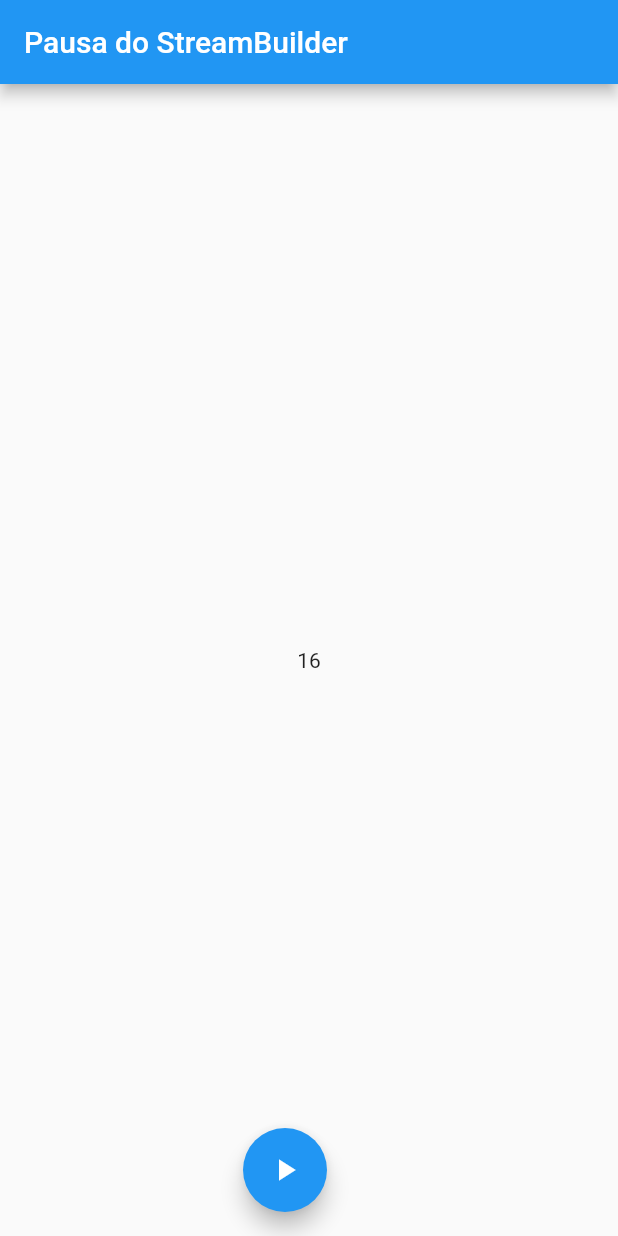
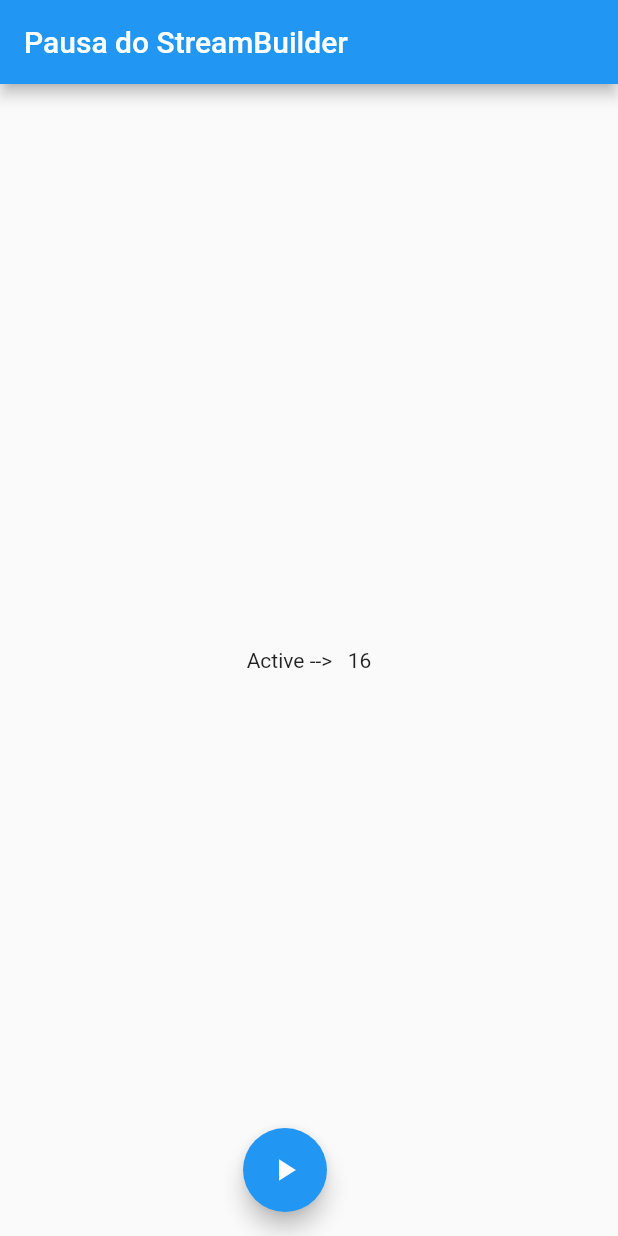
Before and after one commit to gussXX/Flutter_28082023_Estudos_Stream, a Flutter app: the screen it shows after launch, after a tap on the "play arrow" icon, on a phone screen of 412 x 824 dp. Run offline on Flutter 3.47's test engine with Material 2 defaults, Android fonts, the phone set to English and light mode, and no system bars; missing offline and left inert: dart:ui_web.

Commit message:
Descrição do Codigo

```diff
--- a/lib/streamTeste.dart
+++ b/lib/streamTeste.dart
@@ -1,4 +1,4 @@
-// ignore_for_file: unused_field, unused_local_variable
+// ignore_for_file: unused_field, unused_local_variable, file_names
 
 import 'dart:async';
 
--- a/lib/streamTeste2.dart
+++ b/lib/streamTeste2.dart
@@ -3,22 +3,33 @@ import 'dart:async';
 import 'dart:math';
 import 'package:flutter/material.dart';
 
+/// MINHA CLASSE StreamTeste2 extende a CLASSE StatefulWidget
+/// O OBJETO DA CLASSE StatefulWidget É UM WIDGET QUE PODE MUDAR SEU ESTADO
+///
 class StreamTeste2 extends StatefulWidget {
   const StreamTeste2({super.key});
 
   @override
-  State<StreamTeste2> createState() => _MyAppState();
+  State<StreamTeste2> createState() {
+    /// _MyAppState() É UM OBJETO DA CLASSE STATE
+    /// ESPECIFICO PARA O WIDGET StreamTeste2
+    /// RETORNAMOS O OBEJTO _MyAppState(); DA CLASSE StreamTeste2, QUE HERDA OS ATRIBUTOS E MOTODOS DO StatefulWidget
+    //  STATE É UMA CLASSE ABSTRATA ESPECIFICA PARA O WIDGET StreamTeste2
+    return _MyAppState();
+  }
 }
+  /// A CLASSE HERDA DE State<StreamTeste2>
+class _MyAppState extends State<StreamTeste2> {
 
-class _MyAppState extends State<StreamTeste2> {
+  /// ESTANCIO UM CONTROLLER PARA MINHA STREAM FORA DO METODO BUILD
+  /// O METODO .broadcast PERMITE QUE A STREAM TENHA MAIS DE UM OUVINTE/
   final _streamController = StreamController.broadcast(
-    onCancel: () {},
-    onListen: () {},
+    onCancel: () {print('Done');},
+    onListen: () {print('Listen');},
   );
-  // Future<String> _convertIntergeinString(int value) async {
-  // return 'convertido ${value}';
-  // }
 
+  /// TODAS AS CLASSES QUE HERDAM STATEFULWIDGET OBRIGATORIAMENTE DEVEM TER O METODO build(), QUE CONSTROI O WIDGET
+  /// TODA VEZ QUE SetState() É CHAMADO, O METODO BUILD É CHAMADO TAMBEM
   @override
   Widget build(BuildContext context) {
     print('BUILD');
@@ -42,7 +53,16 @@ class _MyAppState extends State<StreamTeste2> {
                 initialData: 0,
                 stream: _streamController.stream,
                 builder: ((context, snapshot) {
-                  return Text(snapshot.data.toString());
+                  if (snapshot.hasError) {
+                    return Text(snapshot.data.toString());
+                  }else{
+                    switch (snapshot.connectionState){
+                      case ConnectionState.none:    return Text('None -->     ${snapshot.data.toString()}');
+                      case ConnectionState.active:  return Text('Active -->   ${snapshot.data.toString()}');
+                      case ConnectionState.done:    return Text('Done -->     ${snapshot.data.toString()}');
+                      case ConnectionState.waiting: return const CircularProgressIndicator();
+                    }
+                  }
                 }))),
         floatingActionButton: Row(
           mainAxisAlignment: MainAxisAlignment.center,
```
